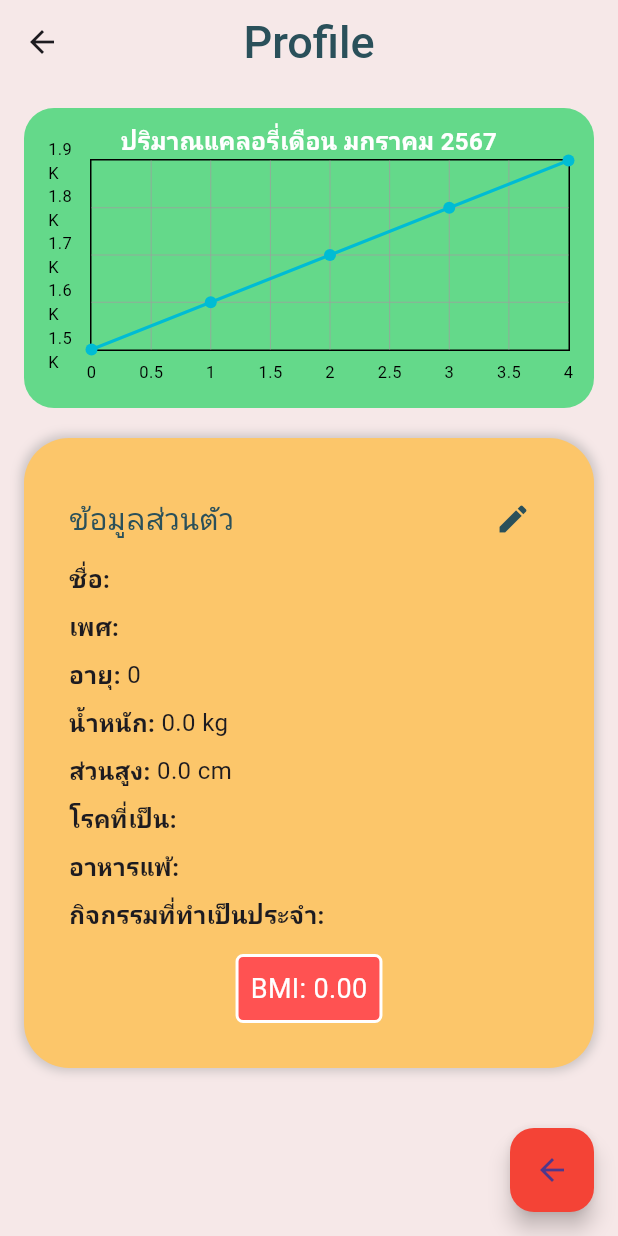
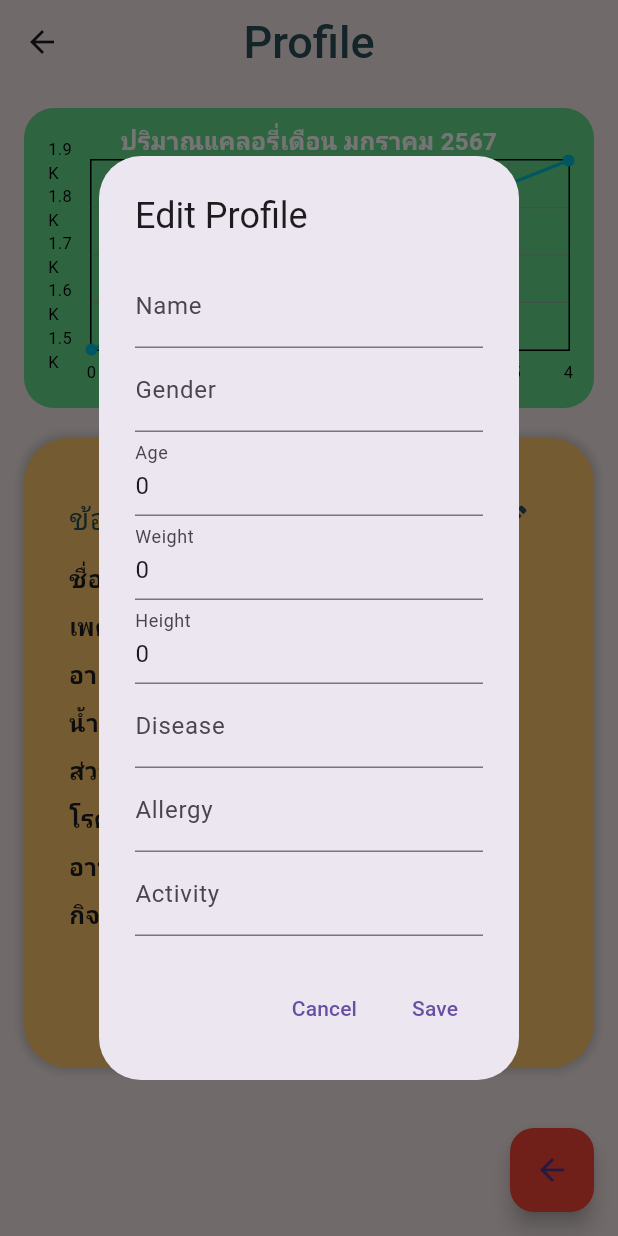
Before and after one commit to tinepanupong1/project_app, a Flutter app: the ProfileScreen screen opened directly, after a tap on the "edit" icon, on a phone screen of 412 x 824 dp. Run offline on Flutter 3.47's test engine with Material 3 defaults, Android fonts, the phone set to English and light mode, and no system bars; drawn by our look-alikes of fl_chart; our stand-ins replace cloud_firestore, firebase_auth, firebase_core, percent_indicator, shared_preferences; accounts and stored records are empty; Roboto replaces fonts that are missing (Jua).

Commit message:
edit profile 2
edit profile 2

```diff
--- a/lib/screen/profilescreen.dart
+++ b/lib/screen/profilescreen.dart
@@ -54,7 +54,55 @@ class _ProfileScreenState extends State<ProfileScreen> {
   }
 
   void _editProfile() {
-    // Your edit profile dialog code here
+    showDialog(
+      context: context,
+      builder: (BuildContext context) {
+        return AlertDialog(
+          title: const Text('Edit Profile'),
+          content: SingleChildScrollView(
+            child: Column(
+              children: [
+                _buildTextField('Name', nameController),
+                _buildTextField('Gender', genderController),
+                _buildTextField('Age', ageController),
+                _buildTextField('Weight', weightController),
+                _buildTextField('Height', heightController),
+                _buildTextField('Disease', diseaseController),
+                _buildTextField('Allergy', allergyController),
+                _buildTextField('Activity', activityController),
+              ],
+            ),
+          ),
+          actions: [
+            TextButton(
+              child: const Text('Cancel'),
+              onPressed: () {
+                Navigator.of(context).pop();
+              },
+            ),
+            TextButton(
+              child: const Text('Save'),
+              onPressed: () async {
+                await FirebaseFirestore.instance
+                    .collection('users')
+                    .doc(uid)
+                    .update({
+                  'name': nameController.text,
+                  'gender': genderController.text,
+                  'age': int.tryParse(ageController.text) ?? 0,
+                  'weight': double.tryParse(weightController.text) ?? 0.0,
+                  'height': double.tryParse(heightController.text) ?? 0.0,
+                  'disease': diseaseController.text,
+                  'allergies': allergyController.text,
+                  'activity': activityController.text,
+                });
+                Navigator.of(context).pop();
+              },
+            ),
+          ],
+        );
+      },
+    );
   }
 
   Widget _buildTextField(String label, TextEditingController controller) {
@@ -81,22 +129,21 @@ class _ProfileScreenState extends State<ProfileScreen> {
           color: Color(0xFF2A505A),
         ),
       ),
-      body: SingleChildScrollView( // เพิ่ม SingleChildScrollView
+      body: SingleChildScrollView(
         padding: const EdgeInsets.all(16.0),
         child: Column(
           crossAxisAlignment: CrossAxisAlignment.center,
           children: [
-            // กราฟสถิติอยู่ด้านบน
             Container(
-              height: 200, // กำหนดความสูงของกราฟ
+              height: 200,
               padding: const EdgeInsets.symmetric(vertical: 10),
               decoration: BoxDecoration(
-                color: Color(0xFF64D98A), // สีพื้นหลังของกราฟ
+                color: const Color(0xFF64D98A),
                 borderRadius: BorderRadius.circular(20),
               ),
               child: Column(
                 children: [
-                  Text(
+                  const Text(
                     'ปริมาณแคลอรี่เดือน มกราคม 2567',
                     style: TextStyle(
                       color: Colors.white,
@@ -143,17 +190,17 @@ class _ProfileScreenState extends State<ProfileScreen> {
               allergy: allergyController.text,
               activity: activityController.text,
               bmi: bmi,
-              onEdit: _editProfile,
+              onEdit: _editProfile, // ฟังก์ชันแก้ไข
             ),
           ],
         ),
       ),
       floatingActionButton: FloatingActionButton(
         onPressed: () {
-          Navigator.pop(context); // กลับไปหน้าก่อนหน้า
+          Navigator.pop(context);
         },
         backgroundColor: Colors.red,
-        child: const Icon(Icons.arrow_back), // ไอคอนปุ่มย้อนกลับ
+        child: const Icon(Icons.arrow_back),
       ),
     );
   }
@@ -211,7 +258,7 @@ class ProfileCard extends StatelessWidget {
               ),
               IconButton(
                 icon: const Icon(Icons.edit, color: Color(0xFF2A505A)),
-                onPressed: onEdit,
+                onPressed: onEdit, // ฟังก์ชันแก้ไขถูกเรียกใช้งาน
               ),
             ],
           ),
```
